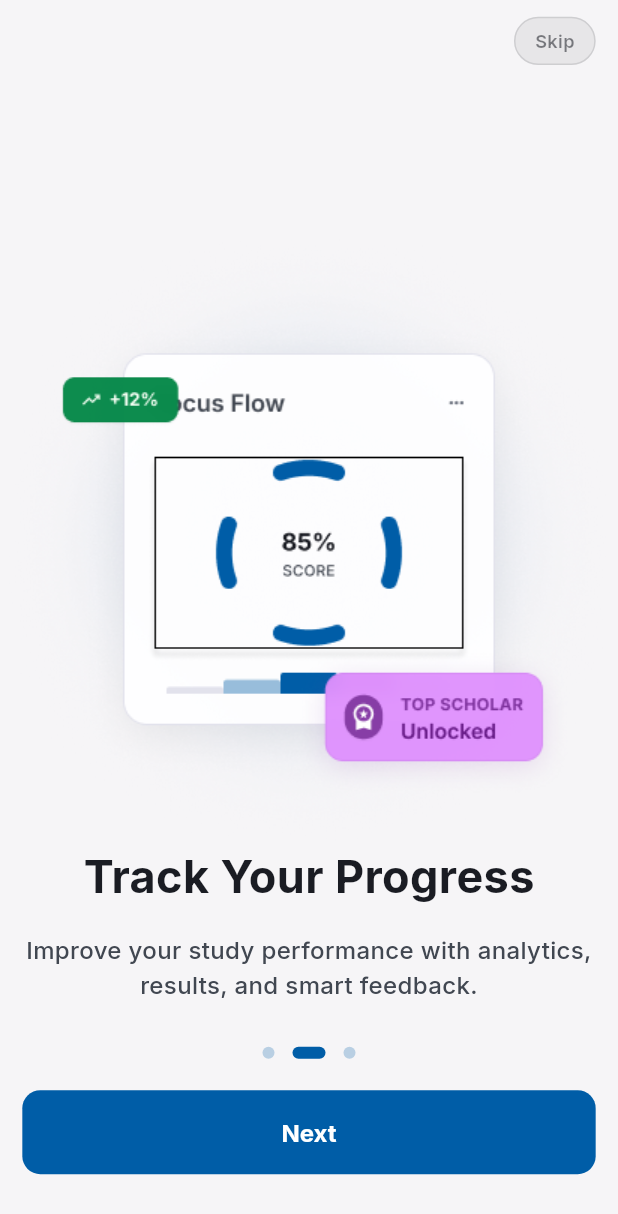
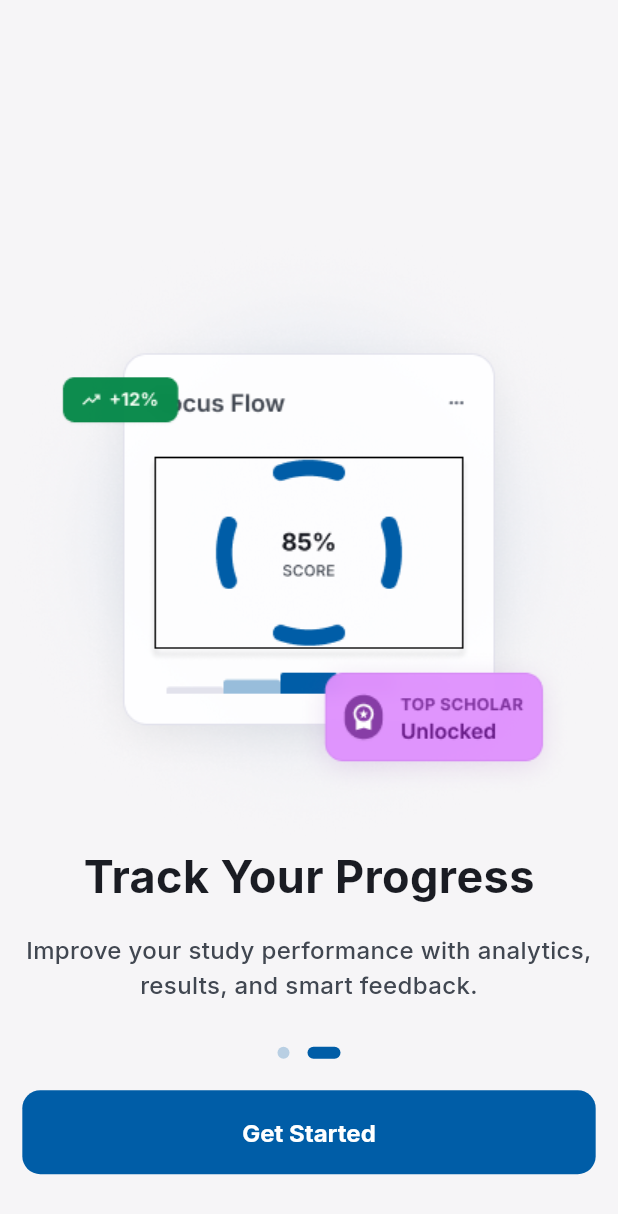
Before and after one commit to ahmedEhab10/study_flow, a Flutter app: the screen it shows after launch, after a tap on "Next", on a phone screen of 412 x 824 dp. Shown: the top 1214 px of the screen. Run offline on Flutter 3.47's test engine with Material 3 defaults, Android fonts, the phone set to English and light mode, and no system bars; drawn by our look-alikes of dots_indicator; our stand-ins replace dotted_border, file_picker, flutter_bloc, flutter_screenutil, flutter_svg, google_fonts and 6 more; accounts and stored records are empty; project files that could hold a hidden picture were left out.

Commit message:
fix some ui errors and add new logo to app and splash screen

```diff
--- /dev/null
+++ b/devtools_options.yaml
@@ -0,0 +1,3 @@
+description: This file stores settings for Dart & Flutter DevTools.
+documentation: https://docs.flutter.dev/tools/devtools/extensions#configure-extension-enablement-states
+extensions:
--- a/lib/Core/Utils/app_assets.dart
+++ b/lib/Core/Utils/app_assets.dart
@@ -21,6 +21,14 @@ class Assets {
   /// Assets for imagesLogoSpalsh
   /// assets/Images/Logo_spalsh.png
   static const String imagesLogoSpalsh = "assets/Images/Logo_spalsh.png";
+
+  /// Assets for newAppLogoAsPng
+  /// assets/Images/new_app_logo_as_png.png
+  static const String newAppLogoAsPng = "assets/Images/new_app_logo_as_png.png";
+
+  /// Assets for newAppLogoAsSvg
+  /// assets/Svgs/new_app_logo_as_svg.svg
+  static const String newAppLogoAsSvg = "assets/Svgs/new_app_logo_as_svg.svg";
 
   /// Assets for imagesOnboardinImage1
   /// assets/Images/onboardin_image1.png
--- a/lib/features/Onboarding/Presentation/Widgets/onboardin_screen_body.dart
+++ b/lib/features/Onboarding/Presentation/Widgets/onboardin_screen_body.dart
@@ -6,7 +6,6 @@ import 'package:study_flow/Core/Routes_Manager/routes.dart';
 import 'package:study_flow/Core/Widgets/custom_elevated_button.dart';
 import 'package:study_flow/Core/resources/Colors_Manager.dart';
 import 'package:study_flow/features/Onboarding/Presentation/Widgets/onboarding_screen_one.dart';
-import 'package:study_flow/features/Onboarding/Presentation/Widgets/onboarding_screen_three.dart';
 import 'package:study_flow/features/Onboarding/Presentation/Widgets/onboarding_screen_two.dart';
 
 class OnboardinScreenBody extends StatefulWidget {
@@ -39,7 +38,7 @@ class _OnboardinScreenBodyState extends State<OnboardinScreenBody> {
   @override
   Widget build(BuildContext context) {
     final theme = Theme.of(context);
-    final isLast = currentIndex == 2;
+    final isLast = currentIndex == 1;
 
     return Stack(
       children: [
@@ -52,7 +51,6 @@ class _OnboardinScreenBodyState extends State<OnboardinScreenBody> {
           children: const [
             OnboardingScreenOne(),
             OnboardingScreenTwo(),
-            OnboardingScreenThree(),
           ],
         ),
 
@@ -106,7 +104,7 @@ class _OnboardinScreenBodyState extends State<OnboardinScreenBody> {
             child: Column(
               children: [
                 DotsIndicator(
-                  dotsCount: 3,
+                  dotsCount: 2,
                   position: currentIndex.toDouble(),
                   decorator: DotsDecorator(
                     activeColor: ColorsManager.primaryDark,
@@ -121,7 +119,7 @@ class _OnboardinScreenBodyState extends State<OnboardinScreenBody> {
                 SizedBox(height: 16.h),
                 CustomElevatedButton(
                   onPressed: () {
-                    if (currentIndex < 2) {
+                    if (currentIndex < 1) {
                       controller.nextPage(
                         duration: const Duration(milliseconds: 450),
                         curve: Curves.easeInOutCubic,
--- a/lib/features/Splash/presentation/widget/splash_screen_body.dart
+++ b/lib/features/Splash/presentation/widget/splash_screen_body.dart
@@ -1,6 +1,7 @@
 import 'package:flutter/material.dart';
 import 'package:google_fonts/google_fonts.dart';
 import 'package:flutter_screenutil/flutter_screenutil.dart';
+import 'package:flutter_svg/flutter_svg.dart';
 import 'package:study_flow/Core/Routes_Manager/routes.dart';
 import 'package:study_flow/Core/Services/user_prefs_service.dart';
 import 'package:study_flow/Core/resources/Colors_Manager.dart';
@@ -128,10 +129,7 @@ class _SplashScreenBodyState extends State<SplashScreenBody>
                     ),
                   ),
                   padding: EdgeInsets.all(8.r),
-                  child: Image.asset(
-                    'assets/Images/Logo_spalsh.png',
-                    fit: BoxFit.contain,
-                  ),
+                  child: Image.asset('assets/Images/new_app_logo_as_png.png'),
                 ),
               ),
             ),
--- a/lib/main.dart
+++ b/lib/main.dart
@@ -19,6 +19,11 @@ void main() async {
   await Hive.openBox('tasks_box');
   await Hive.openBox('subjects_box');
   await Hive.openBox('study_calendar_box');
+
+  // Clear Hive boxes to test empty state animations
+  await Hive.box('tasks_box').clear();
+  await Hive.box('subjects_box').clear();
+  await Hive.box('study_calendar_box').clear();
 
   runApp(
     ChangeNotifierProvider(
--- a/pubspec.yaml
+++ b/pubspec.yaml
@@ -51,6 +51,7 @@ dependencies:
   file_picker: ^11.0.2
   path_provider: ^2.1.5
   open_filex: ^4.7.0
+  lottie: ^3.4.0
 
 dev_dependencies:
   flutter_test:
@@ -78,13 +79,14 @@ flutter:
   assets:
     - assets/Images/
     - assets/Svgs/
+    - assets/animation/
 
   #   - images/a_dot_ham.jpeg
 
 flutter_launcher_icons:
   android: "launcher_icon"
   ios: true
-  image_path: "assets/Images/app_icon_png2.png"
+  image_path: "assets/Images/new_app_logo_as_png.png"
   min_sdk_android: 21
 
 
```
Also changed, not shown: lib/features/Onboarding/Presentation/Widgets/onboarding_screen_three.dart (deleted, +0 -32 lines), lib/features/main/Home/presentation/widgets/Home_Screen_body.dart (+95 -6 lines), pubspec.lock, 26 other files.
